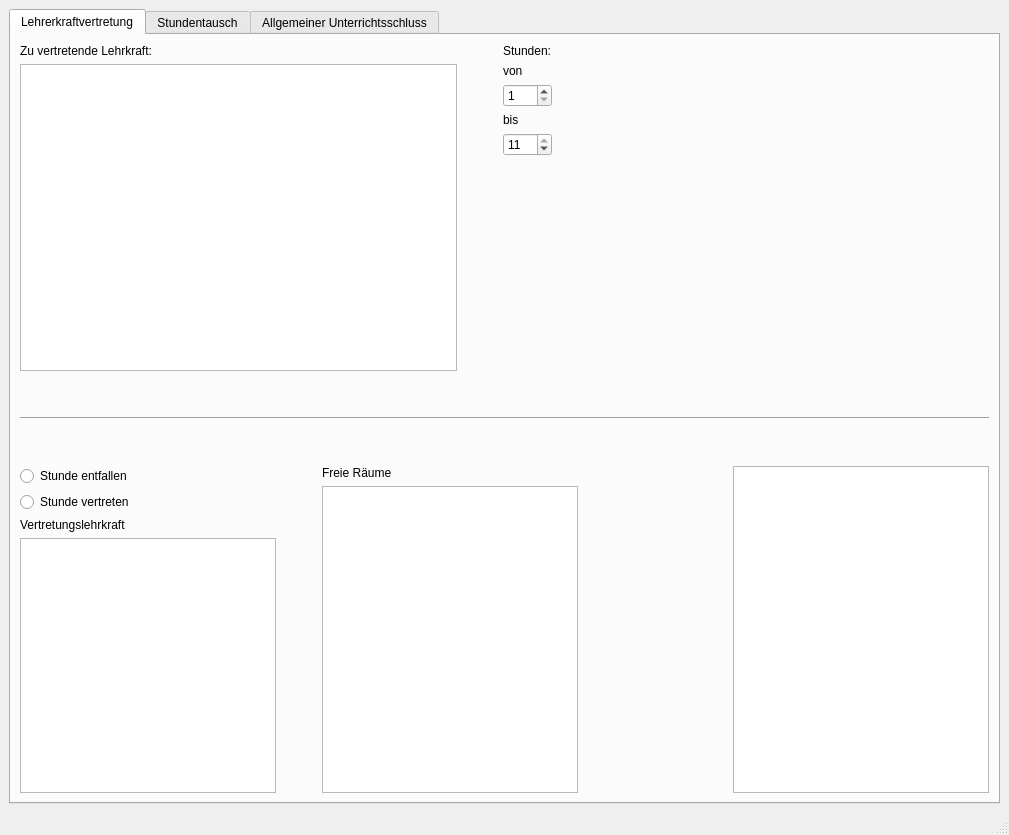
Before: the Qt Designer form mainWindow.ui in LordMuetze/InformatikVertretungsplan, drawn with Qt 5.
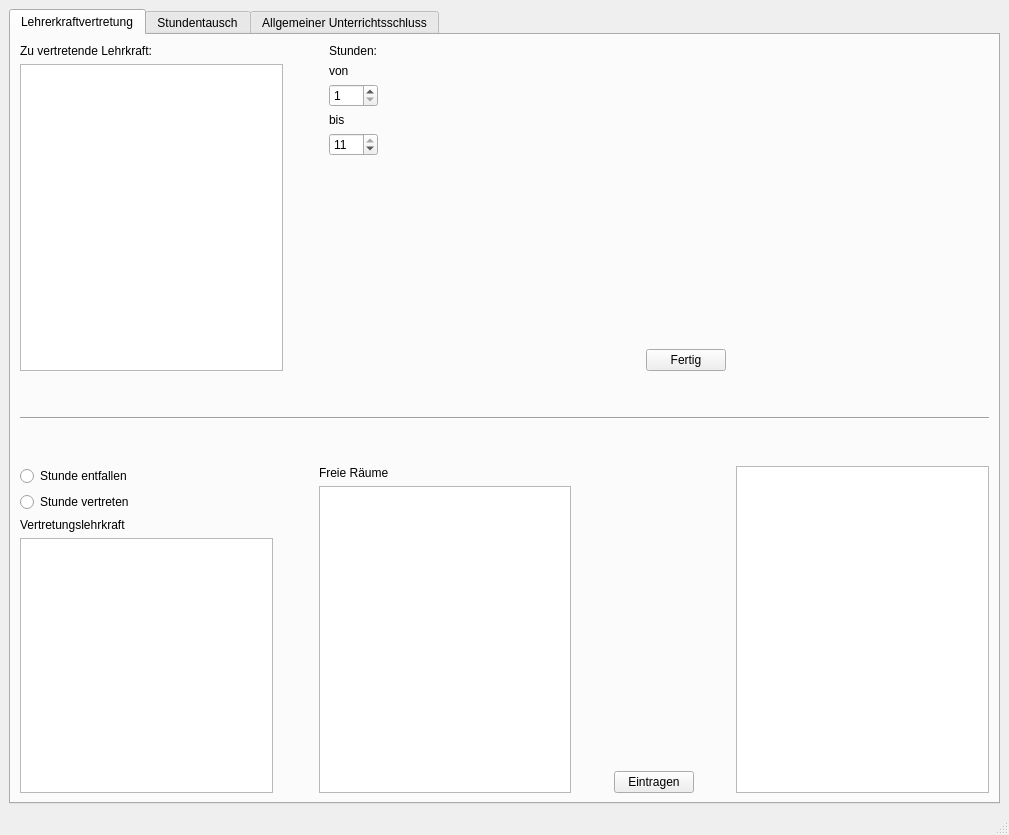
After: the same form once the commit is applied.

Commit message: Erste Seite GUI Fertig

The edit to the form file:
```diff
--- a/mainWindow.ui
+++ b/mainWindow.ui
@@ -118,6 +118,43 @@
             </item>
            </layout>
           </item>
+          <item>
+           <spacer name="horizontalSpacer_6">
+            <property name="orientation">
+             <enum>Qt::Horizontal</enum>
+            </property>
+            <property name="sizeHint" stdset="0">
+             <size>
+              <width>40</width>
+              <height>20</height>
+             </size>
+            </property>
+           </spacer>
+          </item>
+          <item>
+           <layout class="QVBoxLayout" name="verticalLayout_10">
+            <item>
+             <spacer name="verticalSpacer_4">
+              <property name="orientation">
+               <enum>Qt::Vertical</enum>
+              </property>
+              <property name="sizeHint" stdset="0">
+               <size>
+                <width>20</width>
+                <height>40</height>
+               </size>
+              </property>
+             </spacer>
+            </item>
+            <item>
+             <widget class="QPushButton" name="ButtonLehrkraftVertretung">
+              <property name="text">
+               <string>Fertig</string>
+              </property>
+             </widget>
+            </item>
+           </layout>
+          </item>
           <item>
            <spacer name="horizontalSpacer">
             <property name="orientation">
@@ -228,7 +265,44 @@
              </widget>
             </item>
             <item>
-             <widget class="QListWidget" name="listWidget_3"/>
+             <widget class="QListWidget" name="ListFreieRaeume"/>
+            </item>
+           </layout>
+          </item>
+          <item>
+           <spacer name="horizontalSpacer_4">
+            <property name="orientation">
+             <enum>Qt::Horizontal</enum>
+            </property>
+            <property name="sizeHint" stdset="0">
+             <size>
+              <width>40</width>
+              <height>20</height>
+             </size>
+            </property>
+           </spacer>
+          </item>
+          <item>
+           <layout class="QVBoxLayout" name="verticalLayout_5">
+            <item>
+             <spacer name="verticalSpacer">
+              <property name="orientation">
+               <enum>Qt::Vertical</enum>
+              </property>
+              <property name="sizeHint" stdset="0">
+               <size>
+                <width>20</width>
+                <height>40</height>
+               </size>
+              </property>
+             </spacer>
+            </item>
+            <item>
+             <widget class="QPushButton" name="ButtonVertretungbestaetigen">
+              <property name="text">
+               <string>Eintragen</string>
+              </property>
+             </widget>
             </item>
            </layout>
           </item>
```
Left out of the diff: 8 changed lines with no effect on the pictures.
